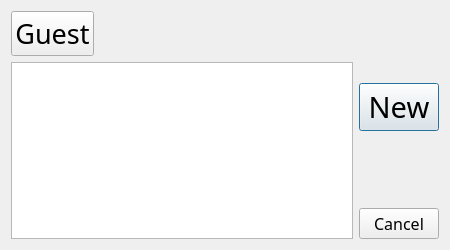
Old version of the form Trunk/gui/NewDrinkDialog.ui in the repository emiliosku/CubaTronik.
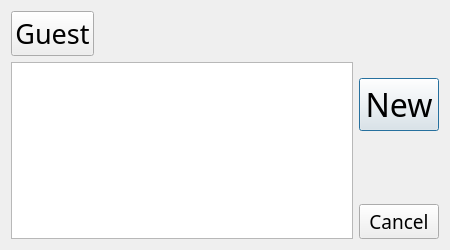
New version of the form.

```diff
--- a/Trunk/gui/NewDrinkDialog.ui
+++ b/Trunk/gui/NewDrinkDialog.ui
@@ -79,7 +79,7 @@
        <property name="font">
         <font>
          <family>Single Sleeve</family>
-         <pointsize>22</pointsize>
+         <pointsize>24</pointsize>
         </font>
        </property>
        <property name="text">
@@ -108,7 +108,7 @@
        <property name="font">
         <font>
          <family>Single Sleeve</family>
-         <pointsize>12</pointsize>
+         <pointsize>14</pointsize>
         </font>
        </property>
        <property name="text">
```
Left out of the diff: 3 changed lines with no effect on the pictures.
